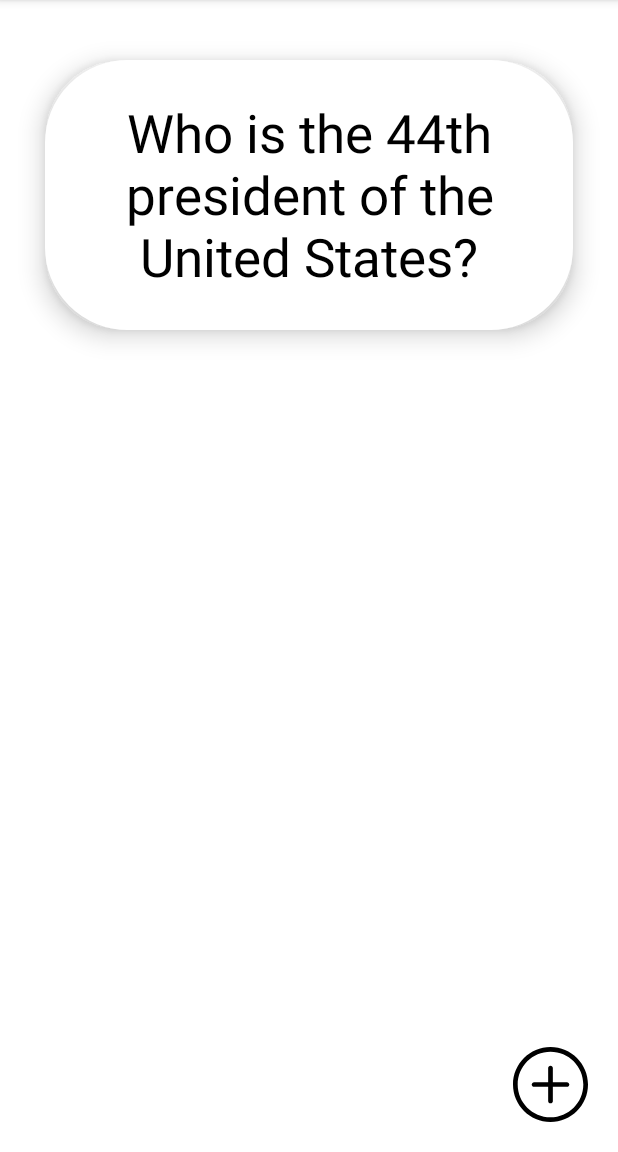
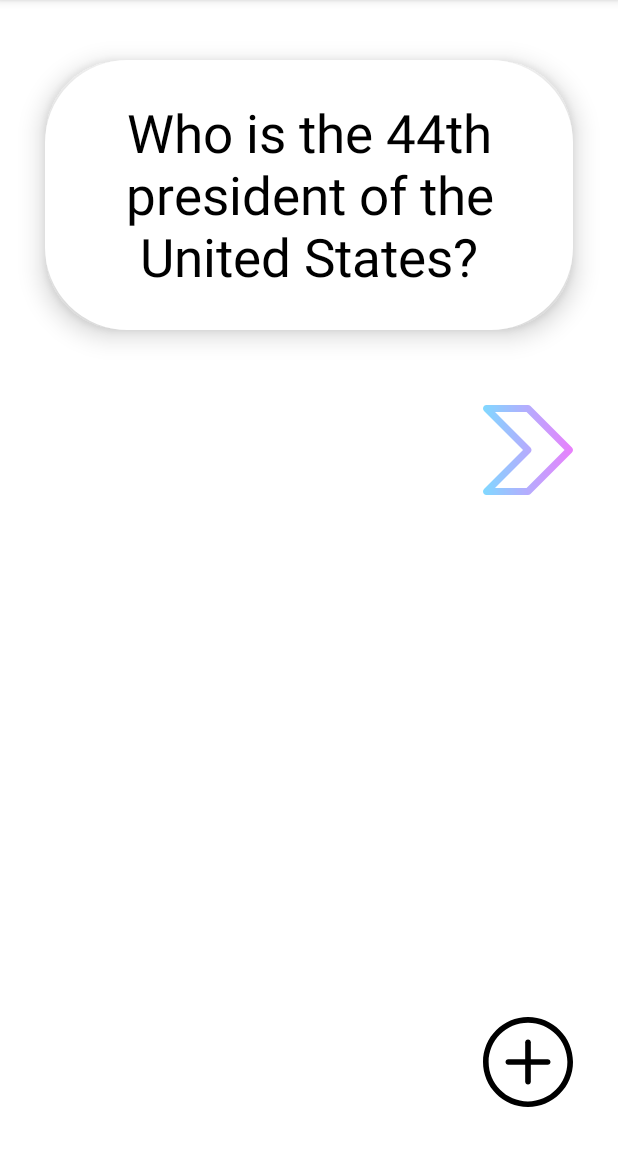
Before and after one commit to RobotPirate/FlashcardApp, an Android app: the screen it shows after launch (MainActivity), on a phone screen of 412 x 824 dp, the part 84-1236 px from its top. Run offline under Robolectric (Android 15) with nearby library versions, the phone set to English and light mode, and no system bars; our stand-ins replace Room's generated code.

Commit message:
added database, cards show again

```diff
--- a/app/src/main/java/com/example/cerina/flashcardapp/AddCardActivity.java
+++ b/app/src/main/java/com/example/cerina/flashcardapp/AddCardActivity.java
@@ -16,10 +16,6 @@ public class AddCardActivity extends AppCompatActivity {
         super.onCreate(savedInstanceState);
         setContentView(R.layout.activity_add_card);
 
-        //Grab the 2 strings from input
-        final String questionInput = ((EditText) findViewById(R.id.addQuestionText)).getText().toString();
-        final String answerInput = ((EditText) findViewById(R.id.addAnswerText)).getText().toString();
-
 
         ImageView closeButton = findViewById(R.id.closeButton);
         closeButton.setOnClickListener(new View.OnClickListener(){
@@ -33,13 +29,9 @@ public class AddCardActivity extends AppCompatActivity {
         saveButton.setOnClickListener(new View.OnClickListener() {
             @Override
             public void onClick(View v) {
-
-//                if(){
-//
-//                }
-//                else{
-//
-//                }
+                //Grab the 2 strings from input
+                final String questionInput = ((EditText) findViewById(R.id.addQuestionText)).getText().toString();
+                final String answerInput = ((EditText) findViewById(R.id.addAnswerText)).getText().toString();
 
                 //Put strings into Intent to pass to MainActivity
                 Intent data = new Intent(); // create a new Intent, this is where we will put our data
--- a/app/src/main/java/com/example/cerina/flashcardapp/MainActivity.java
+++ b/app/src/main/java/com/example/cerina/flashcardapp/MainActivity.java
@@ -1,17 +1,29 @@
 package com.example.cerina.flashcardapp;
 
 import android.content.Intent;
+import android.media.Image;
 import android.support.v7.app.AppCompatActivity;
 import android.os.Bundle;
 import android.view.View;
+import android.widget.ImageButton;
 import android.widget.ImageView;
 import android.widget.TextView;
+
+import org.w3c.dom.Text;
+
+import java.util.List;
 
 
 public class MainActivity extends AppCompatActivity {
 
     //Get instance of our database
     FlashcardDatabase flashcardDB;
+
+    //Holds the flashcard objects
+    List<Flashcard> allFlashcards;
+
+    //Index of current card
+    int currentCardDisplayedIndex = 0;
 
     @Override
     protected void onCreate(Bundle savedInstanceState) {
@@ -20,6 +32,15 @@ public class MainActivity extends AppCompatActivity {
 
         //Flashcard DB
         flashcardDB = new FlashcardDatabase(getApplicationContext());
+
+        //List of all flashcards
+        allFlashcards = flashcardDB.getAllCards();
+
+        //Check if allFlashcards is empty. If it's not empty, display a flashcard
+        if(allFlashcards != null && allFlashcards.size() > 0){
+            ((TextView) findViewById(R.id.flashcard_question)).setText(allFlashcards.get(0).getQuestion());
+            ((TextView) findViewById(R.id.flashcard_answer)).setText(allFlashcards.get(0).getAnswer());
+        }
 
         //Change view to answer card when question card gets clicked on
         findViewById(R.id.flashcard_question).setOnClickListener(new View.OnClickListener() {
@@ -41,7 +62,29 @@ public class MainActivity extends AppCompatActivity {
             }
         });
 
-        //Lines 37 - 66 are for the single page answer type (Lab 1 optional)
+        //Next button
+        ImageView next = (ImageView)findViewById(R.id.next);
+        next.setOnClickListener(new View.OnClickListener() {
+            @Override
+            public void onClick(View v) {
+                currentCardDisplayedIndex++;
+
+                //make sure we don't get IndexOutOfBoundsError
+                if(currentCardDisplayedIndex > allFlashcards.size() - 1){
+                    currentCardDisplayedIndex = 0;
+                }
+
+                //Need to add check where it only displays from the database if it's not empty
+
+                //set question and answer TextViews with q and a from the database
+                ((TextView) findViewById(R.id.flashcard_question)).setText(allFlashcards.get(currentCardDisplayedIndex).getQuestion());
+                ((TextView) findViewById(R.id.flashcard_answer)).setText(allFlashcards.get(currentCardDisplayedIndex).getAnswer());
+
+            }
+        });
+
+
+        //Following are for the single page answer type (Lab 1 optional)
         //
 //        ImageView icon = findViewById(R.id.toggle_choices_visibility);
 //        icon.setImageResource(R.drawable.ic_presidential_eagle);
@@ -94,12 +137,13 @@ public class MainActivity extends AppCompatActivity {
             ((TextView)findViewById(R.id.flashcard_question)).setText(newQuestion);
             ((TextView)findViewById(R.id.flashcard_answer)).setText(newAnswer);
 
+
             findViewById(R.id.rootView).setBackgroundColor(getResources().getColor(R.color.colorWhite));
             findViewById(R.id.flashcard_question).setVisibility(View.VISIBLE);
             findViewById(R.id.flashcard_answer).setVisibility(View.INVISIBLE);
 
             //save to the DB
-            flashcardDB.inserCard(new Flashcard(newQuestion, newAnswer));
+            //flashcardDB.insertCard(new Flashcard(newQuestion, newAnswer));
         }
     }
 }
--- /dev/null
+++ b/app/src/main/res/drawable/ic_next.xml
@@ -0,0 +1,21 @@
+<vector xmlns:android="http://schemas.android.com/apk/res/android"
+    xmlns:aapt="http://schemas.android.com/aapt"
+    android:width="512dp"
+    android:height="512dp"
+    android:viewportWidth="512"
+    android:viewportHeight="512">
+  <path
+      android:pathData="m506.144,241.859 l-235.99,-236c-3.75,-3.752 -8.838,-5.859 -14.142,-5.859h-235.99c-17.754,0 -26.732,21.551 -14.142,34.143l221.849,221.857 -221.849,221.857c-12.561,12.563 -3.65,34.143 14.142,34.143h235.99c5.304,0 10.391,-2.107 14.142,-5.857l235.99,-235.999c7.805,-7.805 7.811,-20.476 0,-28.285zM247.729,472h-179.425l201.85,-201.857c7.804,-7.805 7.811,-20.475 0,-28.284l-201.85,-201.859h179.424l215.992,216z">
+    <aapt:attr name="android:fillColor">
+      <gradient
+          android:startY="256"
+          android:startX="0"
+          android:endY="256"
+          android:endX="512"
+          android:type="linear">
+        <item android:offset="0" android:color="#FF80D8FF"/>
+        <item android:offset="1" android:color="#FFEA80FC"/>
+      </gradient>
+    </aapt:attr>
+  </path>
+</vector>
--- a/app/src/main/res/layout/activity_main.xml
+++ b/app/src/main/res/layout/activity_main.xml
@@ -42,6 +42,17 @@
         android:textColor="@color/colorBlack"
         android:textSize="40sp"
         android:gravity="center" />
+
+    <ImageView
+        android:id="@+id/next"
+        android:src="@drawable/ic_next"
+        android:layout_below="@+id/flashcard_question"
+        android:layout_alignParentRight="true"
+        android:layout_marginRight="30dp"
+        android:layout_width="60dp"
+        android:layout_height="60dp"
+        android:layout_marginTop="50dp"
+        />
 
 <!--    <Button-->
 <!--        android:id="@+id/button1"-->
@@ -93,12 +104,12 @@
     <ImageView
         android:id="@+id/addCardButton"
         android:src="@drawable/ic_plus"
-        android:layout_width="50dp"
-        android:layout_height="50dp"
+        android:layout_width="60dp"
+        android:layout_height="60dp"
         android:layout_alignParentBottom="true"
         android:layout_alignParentRight="true"
-        android:layout_marginRight="20dp"
-        android:layout_marginBottom="20dp"
+        android:layout_marginRight="30dp"
+        android:layout_marginBottom="30dp"
         />
 
 </RelativeLayout>
```
Also changed, not shown: 1 other file.
